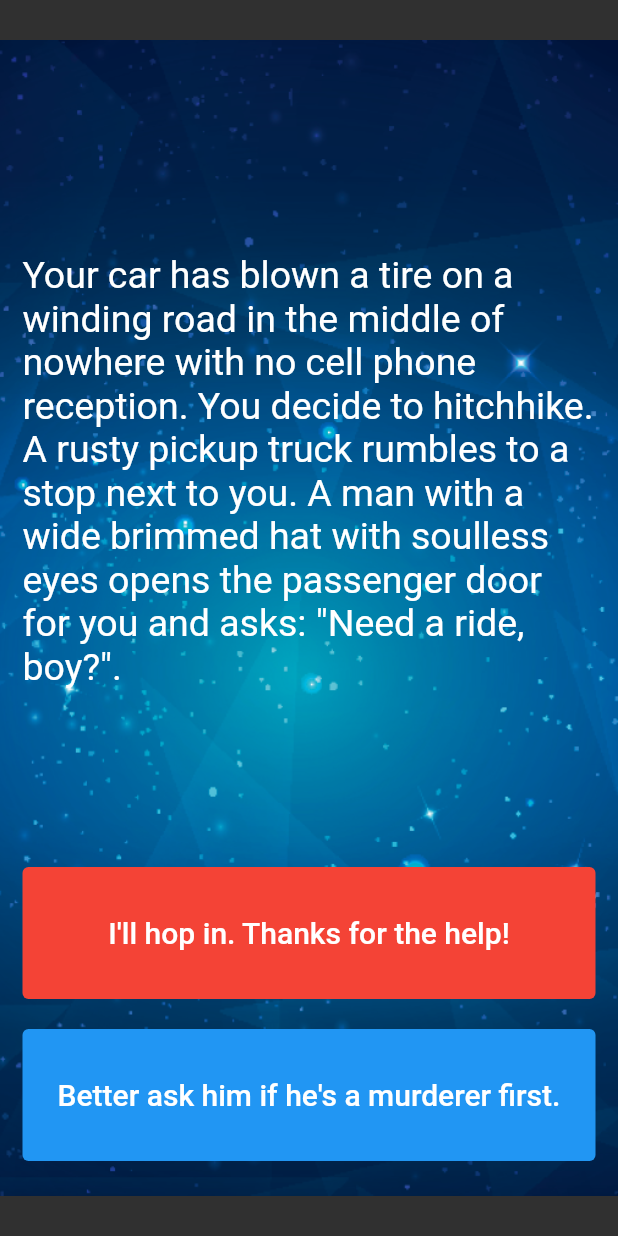
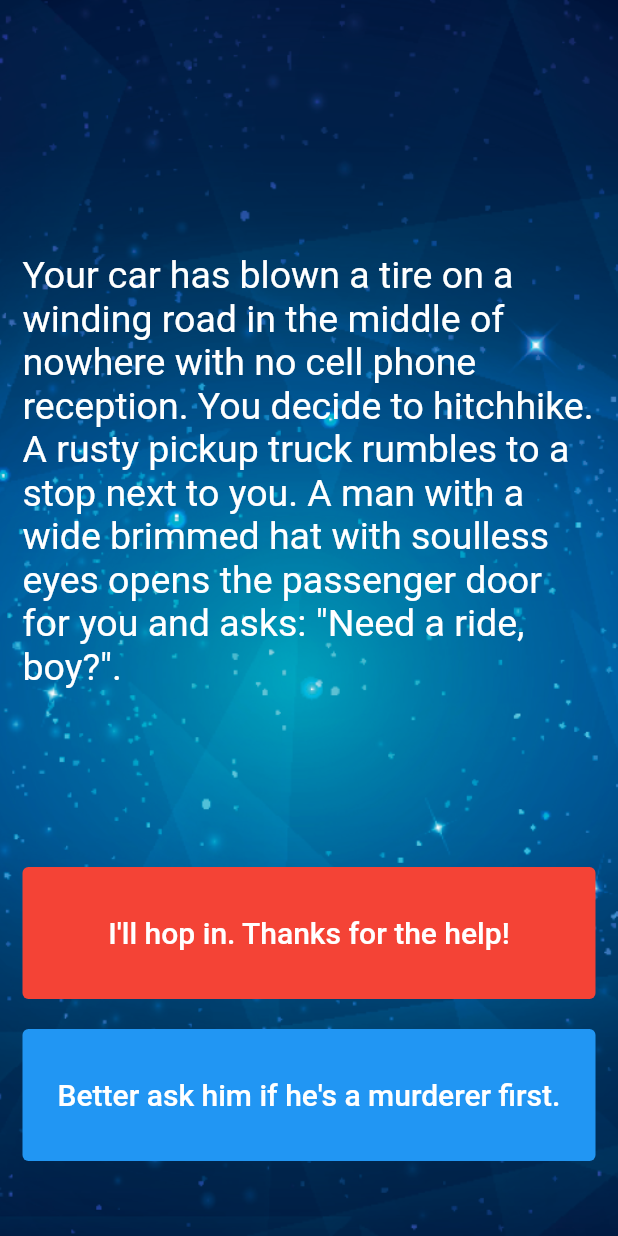
Before and after one commit to Iornav/destini_flutter, a Flutter app: the screen it shows after launch, on a phone screen of 412 x 824 dp. Run offline on Flutter 3.47's test engine with Material 2 defaults, Android fonts, the phone set to English and light mode, and no system bars.

Commit message:
third commit

```diff
--- a/lib/main.dart
+++ b/lib/main.dart
@@ -11,6 +11,7 @@ class Destini extends StatelessWidget {
   @override
   Widget build(BuildContext context) {
     return MaterialApp(
+      debugShowCheckedModeBanner: false,
       theme: ThemeData.dark(),
       home: const StoryPage(),
     );
@@ -35,6 +36,7 @@ class _StoryPageState extends State<StoryPage> {
         decoration: const BoxDecoration(
           image: DecorationImage(
             image: AssetImage('images/background.png'),
+            fit: BoxFit.cover,
           ),
         ),
         padding: const EdgeInsets.symmetric(vertical: 50.0, horizontal: 15.0),
```
